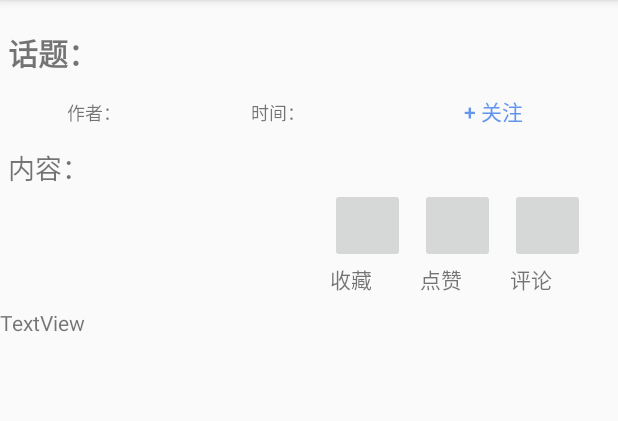
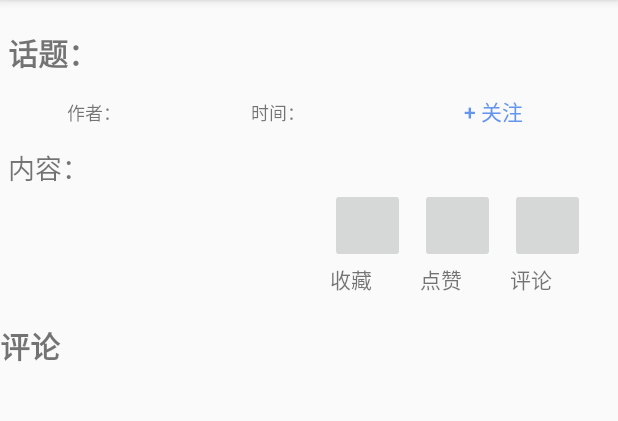
Before and after one commit to swufeLD/FinalExam, an Android app: the ShowGua screen opened directly, with no data from a screen before it, after a tap on "+ 关注", on a phone screen of 412 x 824 dp, the part 84-505 px from its top. Run offline under Robolectric (Android 15) with nearby library versions, the phone set to English and light mode, and no system bars; 1 statement that could not run was skipped.

Commit message:
评论、点赞、收藏完成

```diff
--- a/app/src/main/java/com/example/finalexam/GuaListAdapter.java
+++ b/app/src/main/java/com/example/finalexam/GuaListAdapter.java
@@ -19,7 +19,7 @@ import java.util.Map;
 public class GuaListAdapter extends ArrayAdapter {
     private static final String TAG = "MyAdapter";
 
-    public GuaListAdapter(@NonNull Context context, int resource, ArrayList<HashMap<String,String>> list, List<String> list1) {
+    public GuaListAdapter(@NonNull Context context, int resource, ArrayList<HashMap<String,String>> list) {
         super(context, resource,list);
     }
     @Override
--- /dev/null
+++ b/app/src/main/java/com/example/finalexam/GuanZhu.java
@@ -0,0 +1,30 @@
+package com.example.finalexam;
+
+public class GuanZhu {
+    private int id;
+    private String AuthorName;
+    private String Date;
+    public GuanZhu(){
+        super();
+        AuthorName="";
+        Date="";
+    }
+
+    public GuanZhu(String  AuthorName,String Date){
+        super();
+        this.AuthorName=AuthorName;
+        this.Date=Date;
+    }
+    public String getAuthorName(){
+        return AuthorName;
+    }
+    public void setAuthorName(String Authorname){
+        this.AuthorName=Authorname;
+    }
+    public String getDate(){
+        return Date;
+    }
+    public void setDate(String Date){
+        this.Date=Date;
+    }
+}
--- /dev/null
+++ b/app/src/main/java/com/example/finalexam/GuanZhuManager.java
@@ -0,0 +1,25 @@
+package com.example.finalexam;
+
+import android.content.ContentValues;
+import android.content.Context;
+import android.database.sqlite.SQLiteDatabase;
+
+public class GuanZhuManager {
+    private GuanZhu_DBHelper dbHelper;
+    private String usertable;
+
+    public GuanZhuManager(Context context){
+        dbHelper=new GuanZhu_DBHelper(context);
+        usertable=GuanZhu_DBHelper.GuanZhu;
+    }
+    public void add(GuanZhu message ){
+        SQLiteDatabase db=dbHelper.getWritableDatabase();
+        ContentValues values =new ContentValues();
+
+        values.put("AuthorName",message.getAuthorName());
+        values.put("Date",message.getDate());
+
+        db.insert(usertable,null,values);
+        db.close();
+    }
+}
--- /dev/null
+++ b/app/src/main/java/com/example/finalexam/GuanZhu_DBHelper.java
@@ -0,0 +1,31 @@
+package com.example.finalexam;
+
+import android.content.Context;
+import android.database.sqlite.SQLiteDatabase;
+import android.database.sqlite.SQLiteOpenHelper;
+
+import androidx.annotation.Nullable;
+
+public class GuanZhu_DBHelper  extends SQLiteOpenHelper {
+    private  static final int version=1;
+    private  static final String DB_NAME="GuanZhuDB.db";
+    public   static final String  GuanZhu="guanzhu";
+
+    public GuanZhu_DBHelper (@Nullable Context context, @Nullable String name, @Nullable SQLiteDatabase.CursorFactory factory, int version) {
+        super(context, name, factory, version);
+
+    }
+    public GuanZhu_DBHelper(Context context){
+
+        super(context,DB_NAME,null,version);
+    }
+    @Override
+    public void onCreate(SQLiteDatabase db) {
+        db.execSQL("create table "+ GuanZhu +"(ID INTEGER PRIMARY KEY AUTOINCREMENT, AuthorName text, Date text)");
+    }
+
+    @Override
+    public void onUpgrade(SQLiteDatabase sqLiteDatabase, int i, int i1) {
+
+    }
+}
--- a/app/src/main/java/com/example/finalexam/ShowGua.java
+++ b/app/src/main/java/com/example/finalexam/ShowGua.java
@@ -13,6 +13,10 @@ import android.widget.TextView;
 
 import androidx.annotation.Nullable;
 import androidx.appcompat.app.AppCompatActivity;
+
+import java.util.ArrayList;
+import java.util.HashMap;
+import java.util.List;
 
 public class ShowGua extends AppCompatActivity implements View.OnClickListener {
     public static final String TAG="ShoewGus";
@@ -33,8 +37,10 @@ public class ShowGua extends AppCompatActivity implements View.OnClickListener {
     String getcontent;
     String getauthor;
     String getdate;
+    String getid;
+    String getcomment;
 
-
+ Intent intent;
     protected void onCreate(Bundle savedInstanceState) {
         super.onCreate(savedInstanceState);
         setContentView(R.layout.showgua);
@@ -58,11 +64,30 @@ public class ShowGua extends AppCompatActivity implements View.OnClickListener {
         shoucang.setOnClickListener(this);
         dianzan.setOnClickListener(this);
         pinglun.setOnClickListener(this);
+
+        showcomment();
     }
 
     @Override
     public void onClick(View view) {
-
+        if(view.getId()==R.id.guanzhu){
+            GuanZhu guanZhu=new GuanZhu(getauthor,getdate);
+            GuanZhuManager guanZhuManager=new GuanZhuManager(this);
+            guanZhuManager.add(guanZhu);
+        }
+        if(view.getId()==R.id.shoucang){
+            ShowCang showCang=new ShowCang(getauthor,getdate,gettitle,getcontent);
+            ShouCangManager shouCangManager=new ShouCangManager(this);
+            shouCangManager.add(showCang);
+        }
+       if(view.getId()==R.id.pinglun){
+           intent=new Intent(this,Gua_PingLun.class);
+           intent.putExtra("title",gettitle);
+           intent.putExtra("Content",getcontent);
+           intent.putExtra("id",getid);
+           intent.putExtra("author",getauthor);
+           startActivity(intent);
+    }
     }
    protected void onResume() {
         super.onResume();
@@ -70,14 +95,21 @@ public class ShowGua extends AppCompatActivity implements View.OnClickListener {
     }
     public void getInfo(){
        SharedPreferences sharedPreferences=getSharedPreferences("Gua", Activity.MODE_PRIVATE);
+        getid=sharedPreferences.getString("id","");
         gettitle=sharedPreferences.getString("title","");
         getcontent=sharedPreferences.getString("content","");
         getauthor=sharedPreferences.getString("author","");
         getdate=sharedPreferences.getString("date","");
         Log.i(TAG, "onActivityResult: "+gettitle);
+        getcomment=sharedPreferences.getString("comment","");
+
         title.setText("话题：  "+gettitle);
         content.setText("内容：  "+getcontent);
         author.setText("作者： "+getauthor);
         date.setText("时间： "+getdate);
     }
+    public void showcomment(){
+        String temp[]=getcomment.split("#");
+        List<HashMap<String,String>> list=new ArrayList<>();
+    }
 }
--- a/app/src/main/res/layout/showgua.xml
+++ b/app/src/main/res/layout/showgua.xml
@@ -76,7 +76,7 @@
                 android:id="@+id/shoucang"
                 android:layout_width="50dp"
                 android:layout_height="50dp"
-                tools:srcCompat="@tools:sample/avatars" />
+                tools:srcCompat="@mipmap/shoucang" />
 
             <TextView
                 android:id="@+id/textView31"
@@ -96,7 +96,7 @@
                 android:id="@+id/dianzan"
                 android:layout_width="50dp"
                 android:layout_height="50dp"
-                tools:srcCompat="@tools:sample/avatars" />
+                tools:srcCompat="@mipmap/dianzan" />
 
             <TextView
                 android:id="@+id/textView30"
@@ -128,6 +128,19 @@
         android:id="@+id/show"
         android:layout_width="match_parent"
         android:layout_height="wrap_content"
-        android:text="TextView" />
+        android:text="评论"
+        android:textSize="20dp"
+        android:textStyle="bold"
+        android:layout_marginTop="10dp"/>
+
+    <LinearLayout
+        android:layout_width="match_parent"
+        android:layout_height="match_parent"
+        android:orientation="vertical">
+
+        <ListView
+            android:layout_width="match_parent"
+            android:layout_height="match_parent" />
+    </LinearLayout>
 
 </LinearLayout>
```
Also changed, not shown: app/src/main/java/com/example/finalexam/GuaList.java (+7 -2 lines), app/src/main/java/com/example/finalexam/GuaManager.java (+14 -0 lines), app/src/main/java/com/example/finalexam/Gua_PingLun.java (added, +47 -0 lines), app/src/main/java/com/example/finalexam/PingLunAdapter.java (added, +50 -0 lines), app/src/main/java/com/example/finalexam/ShouCangManager.java (added, +27 -0 lines), app/src/main/java/com/example/finalexam/ShouCang_DBHelper.java (added, +31 -0 lines), app/src/main/java/com/example/finalexam/ShowCang.java (added, +54 -0 lines), app/src/main/res/layout/gua_pinglun.xml (added, +39 -0 lines), app/src/main/res/layout/pinglun_item.xml (added, +33 -0 lines).
